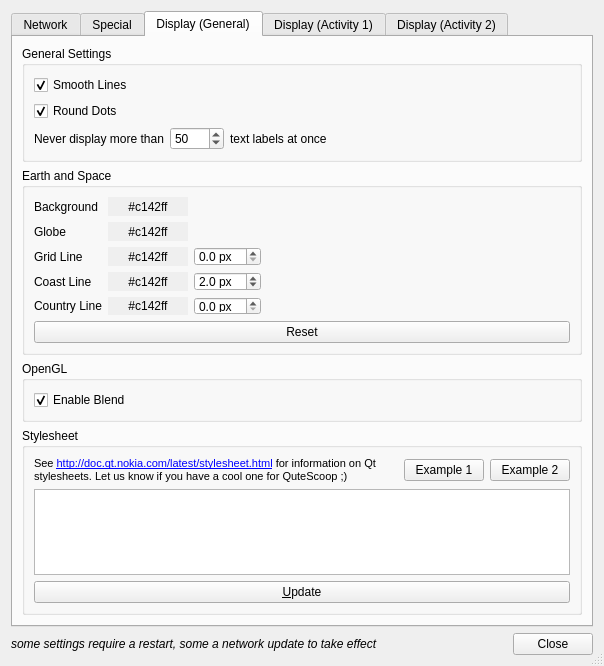
Above: trunk/QuteScoop/src/PreferencesDialog.ui from qutescoop/qutescoop before the change. Below: the same form after it.
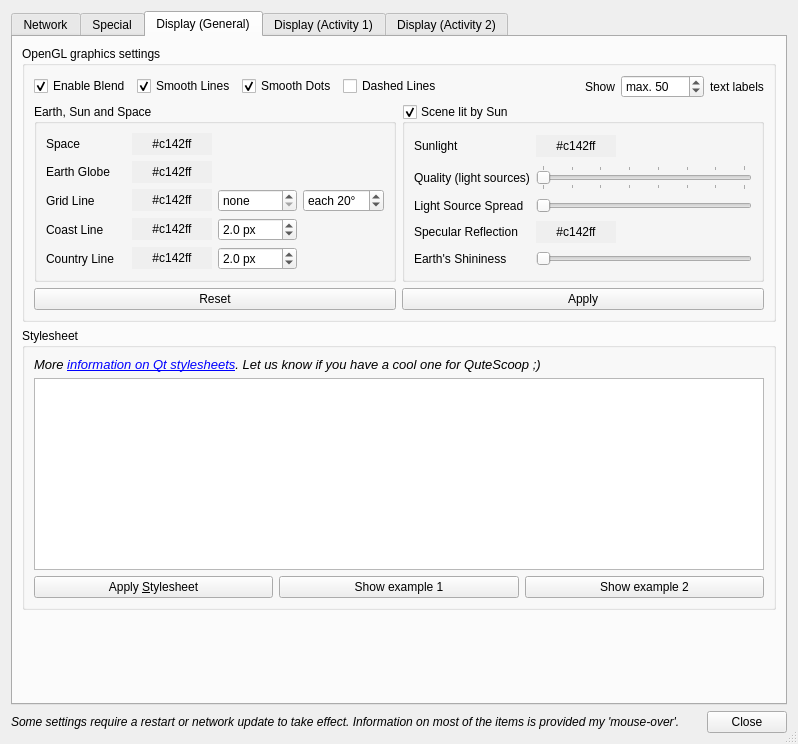
That is the form after the change. The open tabs and pages were chosen to show the change. Icons and pictures are not drawn.

What changed in the file:
```diff
--- a/trunk/QuteScoop/src/PreferencesDialog.ui
+++ b/trunk/QuteScoop/src/PreferencesDialog.ui
@@ -6,8 +6,8 @@
    <rect>
     <x>0</x>
     <y>0</y>
-    <width>604</width>
-    <height>649</height>
+    <width>798</width>
+    <height>744</height>
    </rect>
   </property>
   <property name="windowTitle">
@@ -770,14 +770,7 @@
          <property name="title">
           <string>All Settings</string>
          </property>
-         <layout class="QVBoxLayout" name="_6">
-          <item>
-           <widget class="QCheckBox" name="cbResetConfiguration">
-            <property name="text">
-             <string>Reset configuration next time (ALL SETTINGS WILL BE LOST!)</string>
-            </property>
-           </widget>
-          </item>
+         <layout class="QVBoxLayout" name="verticalLayout_8">
           <item>
            <widget class="Line" name="line_2">
             <property name="orientation">
@@ -827,14 +820,30 @@
       <attribute name="title">
        <string>Display (General)</string>
       </attribute>
-      <layout class="QVBoxLayout" name="verticalLayout_8">
+      <layout class="QVBoxLayout" name="verticalLayout_12">
        <item>
-        <widget class="QGroupBox" name="groupBoxDisplayGeneral">
+        <widget class="QGroupBox" name="groupOpenGL">
          <property name="title">
-          <string>General Settings</string>
+          <string>OpenGL graphics settings</string>
          </property>
-         <layout class="QVBoxLayout">
+         <layout class="QVBoxLayout" name="verticalLayout_13">
           <item>
+           <layout class="QGridLayout" name="gridLayout_9">
+            <item row="0" column="0">
+             <widget class="QCheckBox" name="cbBlend">
+              <property name="toolTip">
+               <string>In some rare circumstances, it may be needed to disable Blending. It is a pity because it won't look nice without.
+Please give us feedback if you encounter such situations - we are researching that.</string>
+              </property>
+              <property name="text">
+               <string>Enable Blend</string>
+              </property>
+              <property name="checked">
+               <bool>true</bool>
+              </property>
+             </widget>
+            </item>
+            <item row="0" column="1">
            <widget class="QCheckBox" name="cbLineSmoothing">
             <property name="toolTip">
              <string>Depends completely on your graphics hardware plus device driver.</string>
@@ -847,32 +856,40 @@
             </property>
            </widget>
           </item>
-          <item>
+            <item row="0" column="2">
            <widget class="QCheckBox" name="cbDotSmoothing">
             <property name="toolTip">
              <string>Depends completely on your graphics hardware plus device driver.</string>
             </property>
             <property name="text">
-             <string>Round Dots</string>
+               <string>Smooth Dots</string>
             </property>
             <property name="checked">
              <bool>true</bool>
             </property>
            </widget>
           </item>
-          <item>
-           <layout class="QHBoxLayout">
-            <item>
-             <widget class="QLabel" name="label_42">
+            <item row="0" column="4">
+             <spacer name="horizontalSpacer_11">
+              <property name="orientation">
+               <enum>Qt::Horizontal</enum>
+              </property>
+              <property name="sizeHint" stdset="0">
+               <size>
+                <width>40</width>
+                <height>20</height>
+               </size>
+              </property>
+             </spacer>
+            </item>
+            <item row="0" column="5">
+             <widget class="QLabel" name="label_29">
               <property name="text">
-               <string>Never display more than</string>
-              </property>
-              <property name="buddy">
-               <cstring>sbMaxTextLabels</cstring>
+               <string>Show</string>
               </property>
              </widget>
             </item>
-            <item>
+            <item row="0" column="6">
              <widget class="QSpinBox" name="sbMaxTextLabels">
               <property name="toolTip">
                <string>Labels seem to have the biggest impact on Rendering performance.</string>
@@ -880,6 +897,9 @@
               <property name="accelerated">
                <bool>true</bool>
               </property>
+              <property name="prefix">
+               <string>max. </string>
+              </property>
               <property name="maximum">
                <number>9999</number>
               </property>
@@ -891,46 +911,40 @@
               </property>
              </widget>
             </item>
-            <item>
-             <widget class="QLabel" name="label_43">
+            <item row="0" column="7">
+             <widget class="QLabel" name="label_32">
               <property name="text">
-               <string>text labels at once</string>
+               <string>text labels</string>
               </property>
               <property name="buddy">
                <cstring>sbMaxTextLabels</cstring>
               </property>
              </widget>
             </item>
-            <item>
-             <spacer>
-              <property name="orientation">
-               <enum>Qt::Horizontal</enum>
+            <item row="0" column="3">
+             <widget class="QCheckBox" name="glStippleLines">
+              <property name="toolTip">
+               <string>To deactivate dashed lines can increase performance. I don't know why this is so intensive, but a performance increase x3 is confirmed on an Intel-onboard chip.</string>
               </property>
-              <property name="sizeHint" stdset="0">
-               <size>
-                <width>40</width>
-                <height>20</height>
-               </size>
+              <property name="text">
+               <string>Dashed Lines</string>
               </property>
-             </spacer>
+             </widget>
             </item>
            </layout>
           </item>
-         </layout>
-        </widget>
-       </item>
+          <item>
+           <layout class="QHBoxLayout" name="horizontalLayout_8" stretch="1,1">
        <item>
         <widget class="QGroupBox" name="groupBoxEarthSpace">
          <property name="title">
-          <string>Earth and Space</string>
-         </property>
-         <layout class="QGridLayout">
-          <item row="0" column="2">
-           <layout class="QGridLayout" name="gridLayout_8">
+               <string>Earth, Sun and Space</string>
+              </property>
+              <layout class="QGridLayout" name="_8">
             <item row="0" column="0">
              <widget class="QLabel" name="label_6">
               <property name="text">
-               <string>Background</string>
+                  <string>Space</string>
               </property>
               <property name="buddy">
                <cstring>pbBackgroundColor</cstring>
@@ -950,6 +964,16 @@
               </property>
              </widget>
             </item>
+               <item row="1" column="0">
+                <widget class="QLabel" name="label_7">
+                 <property name="text">
+                  <string>Earth Globe</string>
+                 </property>
+                 <property name="buddy">
+                  <cstring>pbGlobeColor</cstring>
+                 </property>
+                </widget>
+               </item>
             <item row="2" column="0">
              <widget class="QLabel" name="label_8">
               <property name="text">
@@ -960,6 +984,32 @@
               </property>
              </widget>
             </item>
+               <item row="1" column="1">
+                <widget class="QPushButton" name="pbGlobeColor">
+                 <property name="autoFillBackground">
+                  <bool>true</bool>
+                 </property>
+                 <property name="text">
+                  <string>#c142ff</string>
+                 </property>
+                 <property name="flat">
+                  <bool>true</bool>
+                 </property>
+                </widget>
+               </item>
+               <item row="2" column="1">
+                <widget class="QPushButton" name="pbGridLineColor">
+                 <property name="autoFillBackground">
+                  <bool>true</bool>
+                 </property>
+                 <property name="text">
+                  <string>#c142ff</string>
+                 </property>
+                 <property name="flat">
+                  <bool>true</bool>
+                 </property>
+                </widget>
+               </item>
             <item row="3" column="0">
              <widget class="QLabel" name="label_10">
               <property name="text">
@@ -970,6 +1020,19 @@
               </property>
              </widget>
             </item>
+               <item row="3" column="1">
+                <widget class="QPushButton" name="pbCoastLineColor">
+                 <property name="autoFillBackground">
+                  <bool>true</bool>
+                 </property>
+                 <property name="text">
+                  <string>#c142ff</string>
+                 </property>
+                 <property name="flat">
+                  <bool>true</bool>
+                 </property>
+                </widget>
+               </item>
             <item row="4" column="0">
              <widget class="QLabel" name="label_12">
               <property name="text">
@@ -980,32 +1043,6 @@
               </property>
              </widget>
             </item>
-            <item row="2" column="1">
-             <widget class="QPushButton" name="pbGridLineColor">
-              <property name="autoFillBackground">
-               <bool>true</bool>
-              </property>
-              <property name="text">
-               <string>#c142ff</string>
-              </property>
-              <property name="flat">
-               <bool>true</bool>
-              </property>
-             </widget>
-            </item>
-            <item row="3" column="1">
-             <widget class="QPushButton" name="pbCoastLineColor">
-              <property name="autoFillBackground">
-               <bool>true</bool>
-              </property>
-              <property name="text">
-               <string>#c142ff</string>
-              </property>
-              <property name="flat">
-               <bool>true</bool>
-              </property>
-             </widget>
-            </item>
             <item row="4" column="1">
              <widget class="QPushButton" name="pbCountryLineColor">
               <property name="autoFillBackground">
@@ -1019,21 +1056,11 @@
               </property>
              </widget>
             </item>
-            <item row="0" column="5">
-             <spacer name="horizontalSpacer_9">
-              <property name="orientation">
-               <enum>Qt::Horizontal</enum>
-              </property>
-              <property name="sizeHint" stdset="0">
-               <size>
-                <width>40</width>
-                <height>20</height>
-               </size>
-              </property>
-             </spacer>
-            </item>
-            <item row="2" column="2">
+               <item row="2" column="3">
              <widget class="QDoubleSpinBox" name="sbGridLineStrength">
+                 <property name="specialValueText">
+                  <string>none</string>
+                 </property>
               <property name="suffix">
                <string> px</string>
               </property>
@@ -1051,8 +1078,11 @@
               </property>
              </widget>
             </item>
-            <item row="3" column="2">
+               <item row="3" column="3">
              <widget class="QDoubleSpinBox" name="sbCoastLineStrength">
+                 <property name="specialValueText">
+                  <string>none</string>
+                 </property>
               <property name="suffix">
                <string> px</string>
               </property>
@@ -1073,8 +1103,11 @@
               </property>
              </widget>
             </item>
-            <item row="4" column="2">
+               <item row="4" column="3">
              <widget class="QDoubleSpinBox" name="sbCountryLineStrength">
+                 <property name="specialValueText">
+                  <string>none</string>
+                 </property>
               <property name="suffix">
                <string> px</string>
               </property>
@@ -1090,34 +1123,195 @@
               <property name="singleStep">
                <double>0.100000000000000</double>
               </property>
-             </widget>
-            </item>
-            <item row="1" column="0">
-             <widget class="QLabel" name="label_7">
+                 <property name="value">
+                  <double>2.000000000000000</double>
+                 </property>
+                </widget>
+               </item>
+               <item row="2" column="4">
+                <widget class="QSpinBox" name="sbEarthGridEach">
+                 <property name="toolTip">
+                  <string>Draw a grid line on the globe each &lt;this value&gt;.</string>
+                 </property>
+                 <property name="accelerated">
+                  <bool>true</bool>
+                 </property>
+                 <property name="suffix">
+                  <string>°</string>
+                 </property>
+                 <property name="prefix">
+                  <string>each </string>
+                 </property>
+                 <property name="minimum">
+                  <number>1</number>
+                 </property>
+                 <property name="maximum">
+                  <number>360</number>
+                 </property>
+                 <property name="value">
+                  <number>20</number>
+                 </property>
+                </widget>
+               </item>
+              </layout>
+             </widget>
+            </item>
+            <item>
+             <widget class="QGroupBox" name="cbLighting">
+              <property name="title">
+               <string>Scene lit by Sun</string>
+              </property>
+              <property name="checkable">
+               <bool>true</bool>
+              </property>
+              <layout class="QGridLayout" name="_7">
+               <item row="0" column="0">
+                <widget class="QLabel" name="label_13">
               <property name="text">
-               <string>Globe</string>
+                  <string>Sunlight</string>
               </property>
               <property name="buddy">
-               <cstring>pbGlobeColor</cstring>
+                  <cstring>pbSunLightColor</cstring>
+                 </property>
+                </widget>
+               </item>
+               <item row="0" column="1">
+                <widget class="QPushButton" name="pbSunLightColor">
+                 <property name="sizePolicy">
+                  <sizepolicy hsizetype="Maximum" vsizetype="Fixed">
+                   <horstretch>0</horstretch>
+                   <verstretch>0</verstretch>
+                  </sizepolicy>
+                 </property>
+                 <property name="toolTip">
+                  <string>The sun hits the earth with this color. The darker the color, the less effect.</string>
+                 </property>
+                 <property name="autoFillBackground">
+                  <bool>true</bool>
+                 </property>
+                 <property name="text">
+                  <string>#c142ff</string>
+                 </property>
+                 <property name="flat">
+                  <bool>true</bool>
+                 </property>
+                </widget>
+               </item>
+               <item row="3" column="0">
+                <widget class="QLabel" name="label_22">
+                 <property name="text">
+                  <string>Specular Reflection</string>
+                 </property>
+                 <property name="buddy">
+                  <cstring>pbSpecularLightColor</cstring>
+                 </property>
+                </widget>
+               </item>
+               <item row="3" column="1">
+                <widget class="QPushButton" name="pbSpecularLightColor">
+                 <property name="sizePolicy">
+                  <sizepolicy hsizetype="Maximum" vsizetype="Fixed">
+                   <horstretch>0</horstretch>
+                   <verstretch>0</verstretch>
+                  </sizepolicy>
+                 </property>
+                 <property name="toolTip">
+                  <string>You might want this (fairly unrealistic) reflection of the sun on the earth surface. Set this to black to disable this effect, the specular.</string>
+                 </property>
+                 <property name="autoFillBackground">
+                  <bool>true</bool>
+                 </property>
+                 <property name="text">
+                  <string>#c142ff</string>
+                 </property>
+                 <property name="flat">
+                  <bool>true</bool>
+                 </property>
+                </widget>
+               </item>
+               <item row="4" column="0">
+                <widget class="QLabel" name="label_20">
+                 <property name="text">
+                  <string>Earth's Shininess</string>
               </property>
              </widget>
             </item>
             <item row="1" column="1">
-             <widget class="QPushButton" name="pbGlobeColor">
-              <property name="autoFillBackground">
-               <bool>true</bool>
-              </property>
+                <widget class="QSlider" name="glLights">
+                 <property name="toolTip">
+                  <string>To get a bigger dusk/dawn field, we use more light sources, all a bit distributed. With each tick you are adding one light source. Higher values might decrease performance.</string>
+                 </property>
+                 <property name="minimum">
+                  <number>1</number>
+                 </property>
+                 <property name="maximum">
+                  <number>8</number>
+                 </property>
+                 <property name="pageStep">
+                  <number>3</number>
+                 </property>
+                 <property name="orientation">
+                  <enum>Qt::Horizontal</enum>
+                 </property>
+                 <property name="tickPosition">
+                  <enum>QSlider::TicksBothSides</enum>
+                 </property>
+                 <property name="tickInterval">
+                  <number>1</number>
+                 </property>
+                </widget>
+               </item>
+               <item row="4" column="1">
+                <widget class="QSlider" name="glEarthShininess">
+                 <property name="toolTip">
+                  <string>The higher the value, the more &quot;hard&quot; the earth looks, like polished metal. This affects specular reflection.</string>
+                 </property>
+                 <property name="maximum">
+                  <number>128</number>
+                 </property>
+                 <property name="orientation">
+                  <enum>Qt::Horizontal</enum>
+                 </property>
+                </widget>
+               </item>
+               <item row="1" column="0">
+                <widget class="QLabel" name="label_24">
               <property name="text">
-               <string>#c142ff</string>
-              </property>
-              <property name="flat">
-               <bool>true</bool>
-              </property>
-             </widget>
-            </item>
-           </layout>
-          </item>
-          <item row="1" column="2">
+                  <string>Quality (light sources)</string>
+                 </property>
+                </widget>
+               </item>
+               <item row="2" column="1">
+                <widget class="QSlider" name="glLightsSpread">
+                 <property name="toolTip">
+                  <string>We are distributing the light sources to get the wanted effect. On maximum, the sources are 90° apart, on minimum 1°. This affects the smoothness of dusk/dawn areas.</string>
+                 </property>
+                 <property name="minimum">
+                  <number>1</number>
+                 </property>
+                 <property name="maximum">
+                  <number>90</number>
+                 </property>
+                 <property name="orientation">
+                  <enum>Qt::Horizontal</enum>
+                 </property>
+                </widget>
+               </item>
+               <item row="2" column="0">
+                <widget class="QLabel" name="label_26">
+                 <property name="text">
+                  <string>Light Source Spread</string>
+                 </property>
+                </widget>
+               </item>
+              </layout>
+             </widget>
+            </item>
+           </layout>
+          </item>
+          <item>
+           <layout class="QHBoxLayout" name="horizontalLayout_5">
+            <item>
            <widget class="QPushButton" name="buttonResetEarthSpace">
             <property name="toolTip">
              <string>Set standard values for all settings in this group.</string>
@@ -1127,28 +1321,18 @@
             </property>
            </widget>
           </item>
-         </layout>
-        </widget>
-       </item>
        <item>
-        <widget class="QGroupBox" name="groupOpenGL">
-         <property name="title">
-          <string>OpenGL</string>
-         </property>
-         <layout class="QGridLayout" name="gridLayout_9">
-          <item row="0" column="0">
-           <widget class="QCheckBox" name="cbBlend">
+             <widget class="QPushButton" name="pbReinitOpenGl">
             <property name="toolTip">
              <string>In some rare circumstances, it may be needed to disable Blending. It is a pity because it won't look nice without.
 Please give us feedback if you encounter such situations - we are researching that.</string>
             </property>
             <property name="text">
-             <string>Enable Blend</string>
-            </property>
-            <property name="checked">
-             <bool>true</bool>
-            </property>
-           </widget>
+               <string>Apply</string>
+              </property>
+             </widget>
+            </item>
+           </layout>
           </item>
          </layout>
         </widget>
@@ -1163,21 +1347,12 @@
            <layout class="QHBoxLayout" name="horizontalLayout_6">
             <item>
              <widget class="QLabel" name="label_18">
-              <property name="sizePolicy">
-               <sizepolicy hsizetype="Expanding" vsizetype="Preferred">
-                <horstretch>0</horstretch>
-                <verstretch>0</verstretch>
-               </sizepolicy>
-              </property>
               <property name="text">
                <string>&lt;!DOCTYPE HTML PUBLIC &quot;-//W3C//DTD HTML 4.0//EN&quot; &quot;http://www.w3.org/TR/REC-html40/strict.dtd&quot;&gt;
 &lt;html&gt;&lt;head&gt;&lt;meta name=&quot;qrichtext&quot; content=&quot;1&quot; /&gt;&lt;style type=&quot;text/css&quot;&gt;
 p, li { white-space: pre-wrap; }
-&lt;/style&gt;&lt;/head&gt;&lt;body style=&quot; font-family:'MS Shell Dlg 2'; font-size:8.25pt; font-weight:400; font-style:normal;&quot;&gt;
-&lt;p style=&quot; margin-top:0px; margin-bottom:0px; margin-left:0px; margin-right:0px; -qt-block-indent:0; text-indent:0px;&quot;&gt;&lt;span style=&quot; font-size:8pt;&quot;&gt;See &lt;/span&gt;&lt;a href=&quot;http://doc.qt.nokia.com/latest/stylesheet.html&quot;&gt;&lt;span style=&quot; font-size:8pt; text-decoration: underline; color:#0000ff;&quot;&gt;http://doc.qt.nokia.com/latest/stylesheet.html&lt;/span&gt;&lt;/a&gt;&lt;span style=&quot; font-size:8pt;&quot;&gt; for information on Qt stylesheets. Let us know if you have a cool one for QuteScoop ;)&lt;/span&gt;&lt;/p&gt;&lt;/body&gt;&lt;/html&gt;</string>
-              </property>
-              <property name="textFormat">
-               <enum>Qt::RichText</enum>
+&lt;/style&gt;&lt;/head&gt;&lt;body style=&quot; font-family:'UnDotum'; font-size:10pt; font-weight:400; font-style:normal;&quot;&gt;
+&lt;p align=&quot;justify&quot; style=&quot; margin-top:0px; margin-bottom:0px; margin-left:0px; margin-right:0px; -qt-block-indent:0; text-indent:0px;&quot;&gt;&lt;span style=&quot; font-family:'MS Shell Dlg 2'; font-style:italic;&quot;&gt;More &lt;/span&gt;&lt;a href=&quot;http://doc.qt.nokia.com/latest/stylesheet.html&quot;&gt;&lt;span style=&quot; font-style:italic; text-decoration: underline; color:#0000ff;&quot;&gt;information on Qt stylesheets&lt;/span&gt;&lt;/a&gt;&lt;span style=&quot; font-family:'MS Shell Dlg 2'; font-style:italic;&quot;&gt;. Let us know if you have a cool one for QuteScoop ;)&lt;/span&gt;&lt;/p&gt;&lt;/body&gt;&lt;/html&gt;</string>
               </property>
               <property name="wordWrap">
                <bool>true</bool>
@@ -1187,34 +1362,41 @@
               </property>
              </widget>
             </item>
-            <item>
-             <widget class="QPushButton" name="pbStylesheetExample1">
-              <property name="styleSheet">
-               <string notr="true"/>
-              </property>
-              <property name="text">
-               <string>Example 1</string>
-              </property>
-             </widget>
-            </item>
-            <item>
-             <widget class="QPushButton" name="pbStylesheetExample2">
-              <property name="text">
-               <string>Example 2</string>
-              </property>
-             </widget>
-            </item>
            </layout>
           </item>
           <item>
            <widget class="QPlainTextEdit" name="tedStylesheet"/>
           </item>
           <item>
+           <layout class="QHBoxLayout" name="horizontalLayout_7">
+            <property name="sizeConstraint">
+             <enum>QLayout::SetMaximumSize</enum>
+            </property>
+            <item>
            <widget class="QPushButton" name="pbStylesheetUpdate">
             <property name="text">
-             <string>&amp;Update</string>
-            </property>
-           </widget>
+               <string>Apply &amp;Stylesheet</string>
+              </property>
+             </widget>
+            </item>
+            <item>
+             <widget class="QPushButton" name="pbStylesheetExample1">
+              <property name="styleSheet">
+               <string notr="true"/>
+              </property>
+              <property name="text">
+               <string>Show example 1</string>
+              </property>
+             </widget>
+            </item>
+            <item>
+             <widget class="QPushButton" name="pbStylesheetExample2">
+              <property name="text">
+               <string>Show example 2</string>
+              </property>
+             </widget>
+            </item>
+           </layout>
           </item>
          </layout>
         </widget>
@@ -2514,7 +2696,7 @@
     </widget>
    </item>
    <item>
-    <layout class="QHBoxLayout" name="mainLayout">
+    <layout class="QHBoxLayout" name="mainLayout" stretch="1,0">
      <item>
       <widget class="QLabel" name="label_58">
        <property name="font">
@@ -2523,7 +2705,10 @@
         </font>
        </property>
        <property name="text">
-        <string>some settings require a restart, some a network update to take effect</string>
+        <string>Some settings require a restart or network update to take effect. Information on most of the items is provided my 'mouse-over'.</string>
+       </property>
+       <property name="wordWrap">
+        <bool>true</bool>
        </property>
       </widget>
      </item>
```
Left out of the diff: 534 changed lines with no effect on the pictures. Lines whose indentation alone changed are shown as unchanged.
